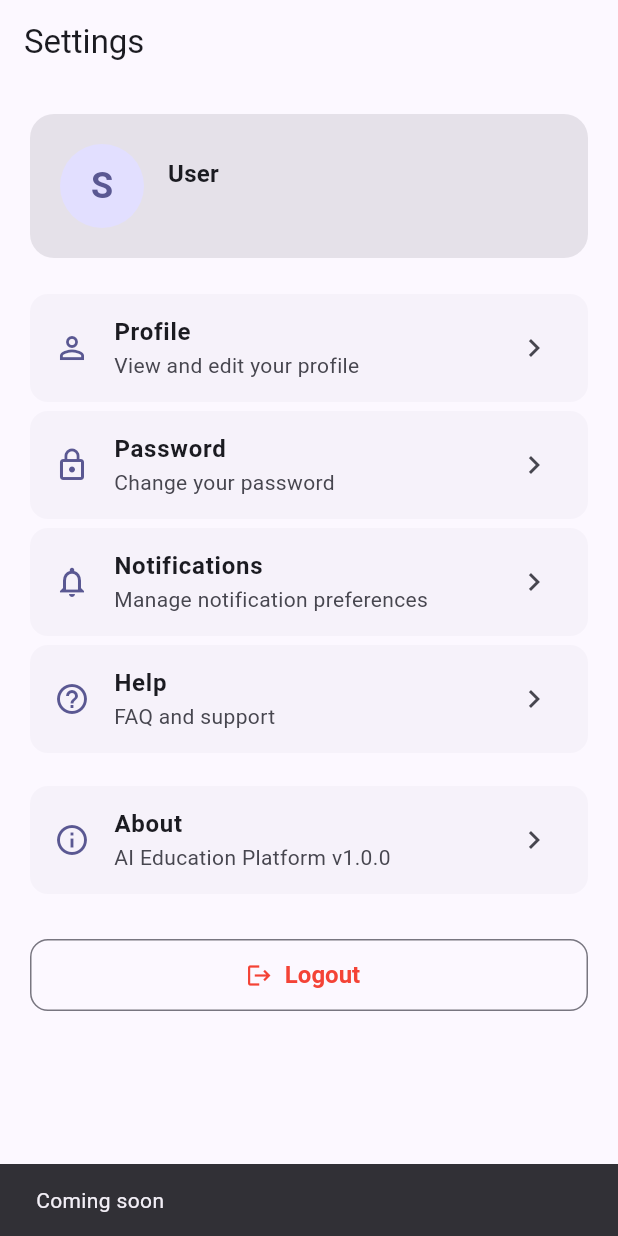
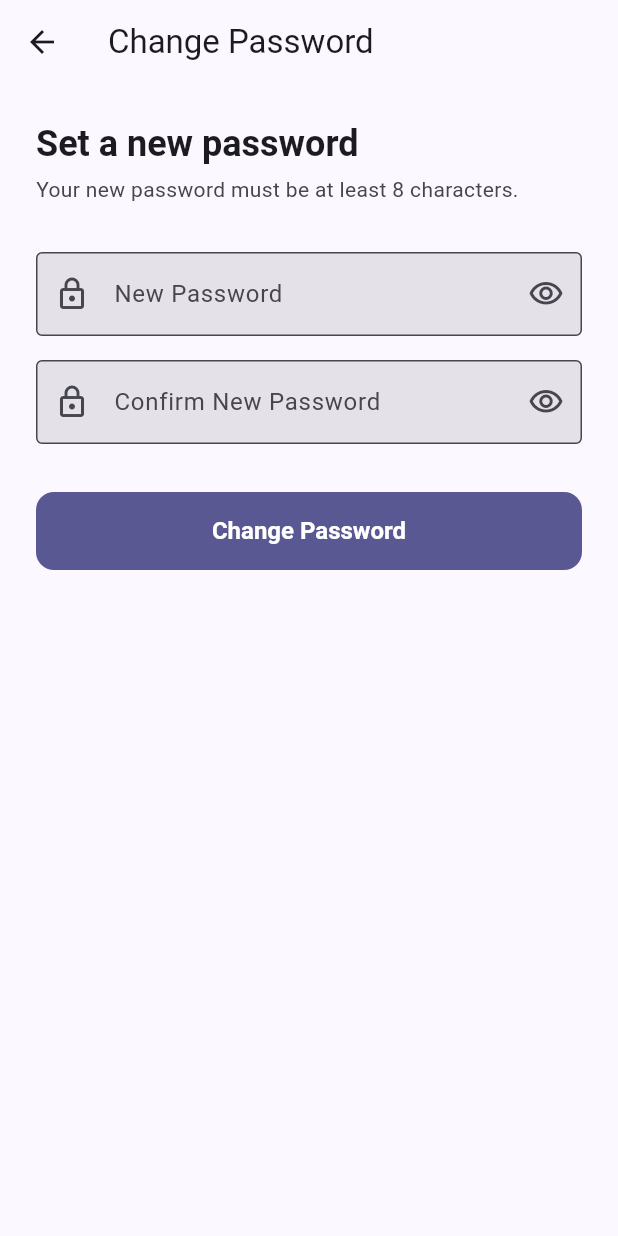
Before and after one commit to needforgedev/ai_education, a Flutter app: the SettingsScreen screen opened by its route, after a tap on "Password", on a phone screen of 412 x 824 dp. Run offline on Flutter 3.47's test engine with Material 3 defaults, Android fonts, the phone set to English and light mode, and no system bars; our stand-ins replace flutter_riverpod, go_router, supabase_flutter; accounts and stored records are empty.

Commit message:
added : password upload

```diff
--- /dev/null
+++ b/lib/screens/change_password_screen.dart
@@ -0,0 +1,175 @@
+import 'package:flutter/material.dart';
+import '../core/supabase/supabase_client.dart';
+import 'package:supabase_flutter/supabase_flutter.dart';
+
+class ChangePasswordScreen extends StatefulWidget {
+  const ChangePasswordScreen({super.key});
+
+  @override
+  State<ChangePasswordScreen> createState() => _ChangePasswordScreenState();
+}
+
+class _ChangePasswordScreenState extends State<ChangePasswordScreen> {
+  final _newPasswordController = TextEditingController();
+  final _confirmPasswordController = TextEditingController();
+  bool _obscureNew = true;
+  bool _obscureConfirm = true;
+  bool _isLoading = false;
+  String? _error;
+
+  @override
+  void dispose() {
+    _newPasswordController.dispose();
+    _confirmPasswordController.dispose();
+    super.dispose();
+  }
+
+  Future<void> _onChangePassword() async {
+    final newPassword = _newPasswordController.text;
+    final confirmPassword = _confirmPasswordController.text;
+
+    if (newPassword.isEmpty || confirmPassword.isEmpty) {
+      setState(() => _error = 'Please fill in both fields');
+      return;
+    }
+
+    if (newPassword.length < 8) {
+      setState(() => _error = 'Password must be at least 8 characters');
+      return;
+    }
+
+    if (newPassword != confirmPassword) {
+      setState(() => _error = 'Passwords do not match');
+      return;
+    }
+
+    setState(() {
+      _isLoading = true;
+      _error = null;
+    });
+
+    try {
+      await supabase.auth.updateUser(
+        UserAttributes(password: newPassword),
+      );
+
+      if (!mounted) return;
+
+      ScaffoldMessenger.of(context).showSnackBar(
+        const SnackBar(content: Text('Password changed successfully')),
+      );
+      Navigator.of(context).pop();
+    } catch (e) {
+      if (!mounted) return;
+      setState(() {
+        _isLoading = false;
+        _error = e.toString().replaceFirst('Exception: ', '');
+      });
+    }
+  }
+
+  @override
+  Widget build(BuildContext context) {
+    final theme = Theme.of(context);
+
+    return Scaffold(
+      appBar: AppBar(title: const Text('Change Password')),
+      body: SingleChildScrollView(
+        padding: const EdgeInsets.all(24),
+        child: Column(
+          crossAxisAlignment: CrossAxisAlignment.start,
+          children: [
+            Text(
+              'Set a new password',
+              style: theme.textTheme.headlineSmall?.copyWith(
+                fontWeight: FontWeight.bold,
+              ),
+            ),
+            const SizedBox(height: 4),
+            Text(
+              'Your new password must be at least 8 characters.',
+              style: theme.textTheme.bodyMedium?.copyWith(
+                color: theme.colorScheme.onSurfaceVariant,
+              ),
+            ),
+            const SizedBox(height: 32),
+            TextField(
+              controller: _newPasswordController,
+              decoration: InputDecoration(
+                labelText: 'New Password',
+                border: const OutlineInputBorder(),
+                prefixIcon: const Icon(Icons.lock_outlined),
+                suffixIcon: IconButton(
+                  icon: Icon(_obscureNew
+                      ? Icons.visibility_outlined
+                      : Icons.visibility_off_outlined),
+                  onPressed: () =>
+                      setState(() => _obscureNew = !_obscureNew),
+                ),
+              ),
+              obscureText: _obscureNew,
+              textInputAction: TextInputAction.next,
+            ),
+            const SizedBox(height: 16),
+            TextField(
+              controller: _confirmPasswordController,
+              decoration: InputDecoration(
+                labelText: 'Confirm New Password',
+                border: const OutlineInputBorder(),
+                prefixIcon: const Icon(Icons.lock_outlined),
+                suffixIcon: IconButton(
+                  icon: Icon(_obscureConfirm
+                      ? Icons.visibility_outlined
+                      : Icons.visibility_off_outlined),
+                  onPressed: () =>
+                      setState(() => _obscureConfirm = !_obscureConfirm),
+                ),
+              ),
+              obscureText: _obscureConfirm,
+              textInputAction: TextInputAction.done,
+              onSubmitted: (_) => _onChangePassword(),
+            ),
+            if (_error != null) ...[
+              const SizedBox(height: 16),
+              Container(
+                padding: const EdgeInsets.all(12),
+                decoration: BoxDecoration(
+                  color: theme.colorScheme.errorContainer,
+                  borderRadius: BorderRadius.circular(8),
+                ),
+                child: Row(
+                  children: [
+                    Icon(Icons.error_outline,
+                        color: theme.colorScheme.error, size: 20),
+                    const SizedBox(width: 8),
+                    Expanded(
+                      child: Text(
+                        _error!,
+                        style: TextStyle(color: theme.colorScheme.error),
+                      ),
+                    ),
+                  ],
+                ),
+              ),
+            ],
+            const SizedBox(height: 32),
+            SizedBox(
+              width: double.infinity,
+              height: 52,
+              child: FilledButton(
+                onPressed: _isLoading ? null : _onChangePassword,
+                child: _isLoading
+                    ? const SizedBox(
+                        width: 20,
+                        height: 20,
+                        child: CircularProgressIndicator(strokeWidth: 2),
+                      )
+                    : const Text('Change Password'),
+              ),
+            ),
+          ],
+        ),
+      ),
+    );
+  }
+}
--- a/lib/screens/settings_screen.dart
+++ b/lib/screens/settings_screen.dart
@@ -3,6 +3,7 @@ import 'package:flutter_riverpod/flutter_riverpod.dart';
 import 'package:go_router/go_router.dart';
 import '../features/auth/providers/auth_provider.dart';
 import '../app/router.dart';
+import 'change_password_screen.dart';
 
 class SettingsScreen extends ConsumerWidget {
   const SettingsScreen({super.key});
@@ -82,7 +83,13 @@ class SettingsScreen extends ConsumerWidget {
             icon: Icons.lock_outline,
             title: 'Password',
             subtitle: 'Change your password',
-            onTap: () => _showComingSoon(context),
+            onTap: () {
+              Navigator.of(context).push(
+                MaterialPageRoute(
+                  builder: (_) => const ChangePasswordScreen(),
+                ),
+              );
+            },
           ),
           _SettingsTile(
             icon: Icons.notifications_outlined,
```
Also changed, not shown: lib/screens/student_dashboard_screen.dart (+8 -4 lines).
